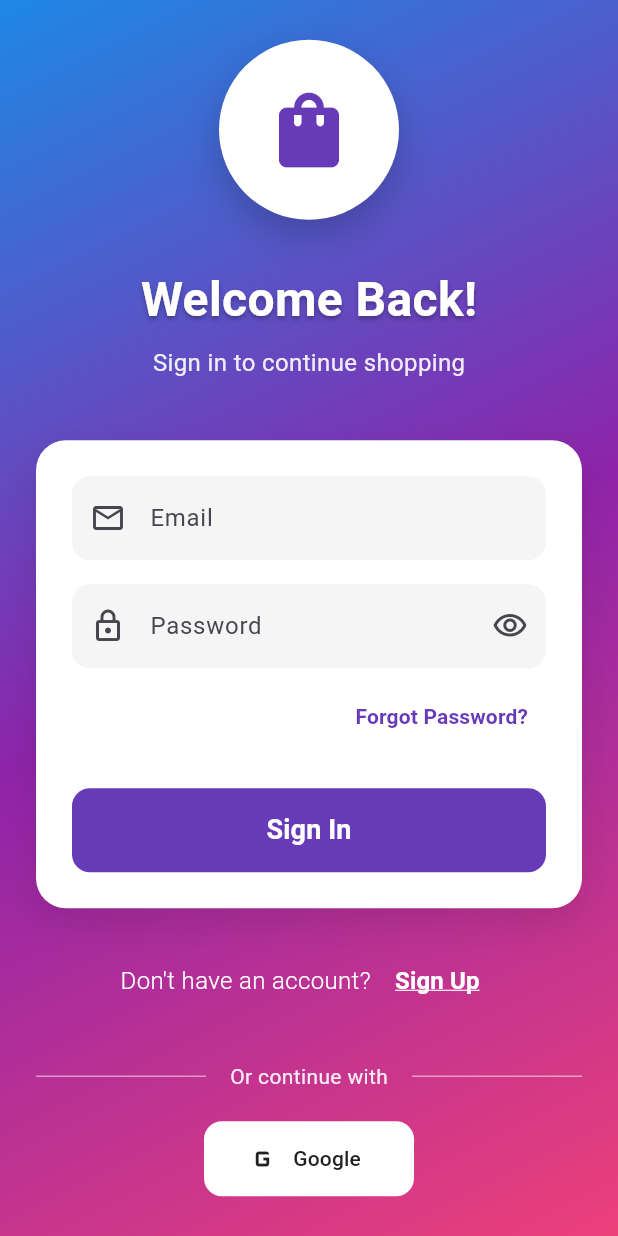
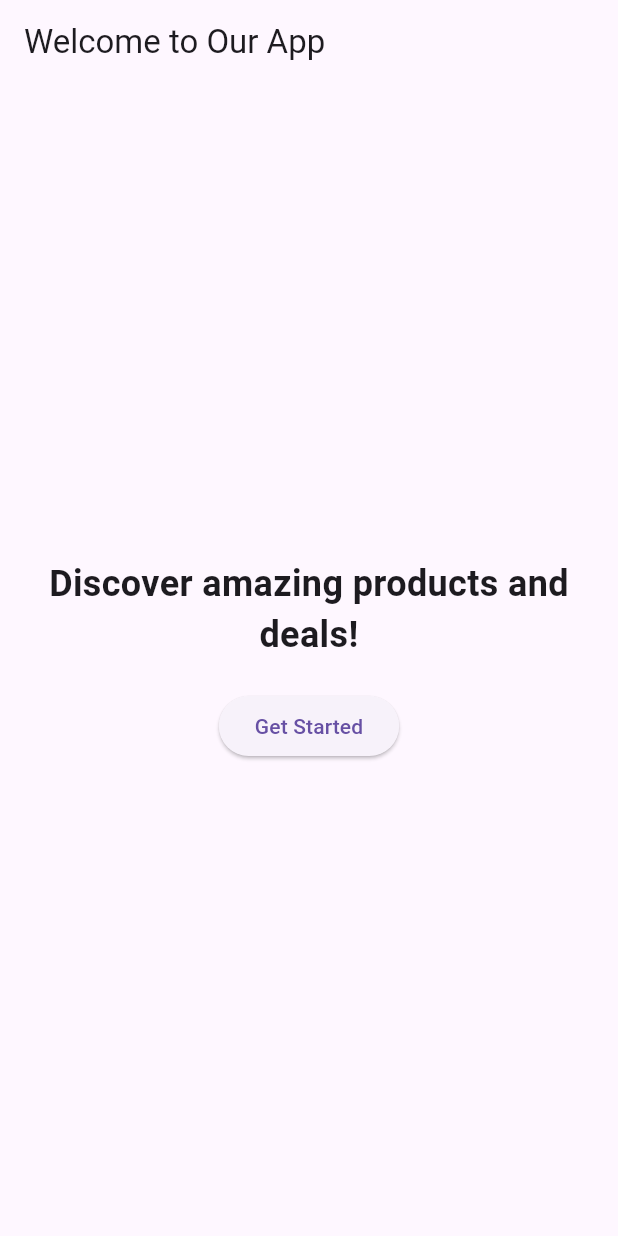
Before and after one commit to tatangjuliyanto/e_commerce_app, a Flutter app: the screen it shows after launch, on a phone screen of 412 x 824 dp. Run offline on Flutter 3.47's test engine with Material 3 defaults, Android fonts, the phone set to English and light mode, and no system bars; our stand-ins replace equatable, firebase_auth, firebase_core, flutter_bloc, get_it, go_router; accounts and stored records are empty.

Commit message:
fix the code

```diff
--- a/lib/features/auth/presentation/bloc/auth_event.dart
+++ b/lib/features/auth/presentation/bloc/auth_event.dart
@@ -18,3 +18,19 @@ class AuthRegisterEvent extends AuthEvent {
 class AuthLogoutEvent extends AuthEvent {
   AuthLogoutEvent();
 }
+
+class ForgotPasswordEvent extends AuthEvent {
+  final String email;
+
+  ForgotPasswordEvent(this.email);
+  @override
+  String toString() => 'ForgotPasswordEvent: $email';
+  @override
+  bool operator ==(Object other) {
+    if (identical(this, other)) return true;
+    return other is ForgotPasswordEvent && other.email == email;
+  }
+
+  @override
+  int get hashCode => email.hashCode;
+}
--- a/lib/features/auth/presentation/bloc/auth_state.dart
+++ b/lib/features/auth/presentation/bloc/auth_state.dart
@@ -17,3 +17,9 @@ class AuthErrorState extends AuthState {
 
   AuthErrorState(this.message);
 }
+
+class ForgotPasswordState extends AuthState {
+  final String email;
+
+  ForgotPasswordState(this.email);
+}
--- a/lib/navigation/app_coordinator.dart
+++ b/lib/navigation/app_coordinator.dart
@@ -12,6 +12,9 @@ class AppCoordinator {
     final isGoingToLogin =
         state.matchedLocation == '/login' ||
         state.matchedLocation == '/register';
+    if (!isLoggedIn && !isGoingToLogin) {
+      return '/onboarding';
+    }
     if (!isLoggedIn && !isGoingToLogin) {
       return '/login';
     }
--- a/lib/navigation/app_router.dart
+++ b/lib/navigation/app_router.dart
@@ -9,7 +9,8 @@ import 'package:e_commerce_app/features/home/presentation/pages/home_page.dart';
 import 'package:e_commerce_app/features/products/presentation/pages/product/product_detail_page.dart';
 import 'package:e_commerce_app/injection_container.dart';
 import 'package:e_commerce_app/injection_container.dart' as di;
-import 'package:flutter/foundation.dart';
+import 'package:e_commerce_app/shared/presentation/pages/onboarding_page.dart';
+import 'package:flutter/material.dart';
 import 'package:flutter_bloc/flutter_bloc.dart';
 import 'package:go_router/go_router.dart';
 import '../features/products/presentation/pages/search/search_page.dart';
@@ -18,12 +19,22 @@ class AppRouter {
   final AuthBloc authBloc = sl<AuthBloc>();
 
   late final GoRouter router = GoRouter(
-    initialLocation: '/login',
+    initialLocation: '/onboarding',
     refreshListenable: GoRouterRefreshStream(authBloc.stream),
+
     redirect:
         (context, state) =>
             AppCoordinator.handelRedirect(context, state, authBloc.state),
     routes: [
+      //--------------------------------------------------
+      // Onboarding Route
+      //--------------------------------------------------
+      GoRoute(
+        path: '/onboarding',
+        builder: (context, state) {
+          return Scaffold(body: OnboardingPage());
+        },
+      ),
       //--------------------------------------------------
       // Authentication Routes
       //--------------------------------------------------
--- /dev/null
+++ b/lib/shared/presentation/pages/onboarding_page.dart
@@ -0,0 +1,33 @@
+import 'package:flutter/material.dart';
+import 'package:go_router/go_router.dart';
+
+class OnboardingPage extends StatelessWidget {
+  const OnboardingPage({super.key});
+
+  @override
+  Widget build(BuildContext context) {
+    return Scaffold(
+      appBar: AppBar(title: const Text('Welcome to Our App')),
+      body: Center(
+        child: Column(
+          mainAxisAlignment: MainAxisAlignment.center,
+          children: [
+            const Text(
+              'Discover amazing products and deals!',
+              style: TextStyle(fontSize: 24, fontWeight: FontWeight.bold),
+              textAlign: TextAlign.center,
+            ),
+            const SizedBox(height: 20),
+            ElevatedButton(
+              onPressed: () {
+                // Navigate to the home page or next step
+                context.push('/login');
+              },
+              child: const Text('Get Started'),
+            ),
+          ],
+        ),
+      ),
+    );
+  }
+}
```
Also changed, not shown: lib/features/auth/presentation/bloc/auth_bloc.dart (+29 -9 lines).
